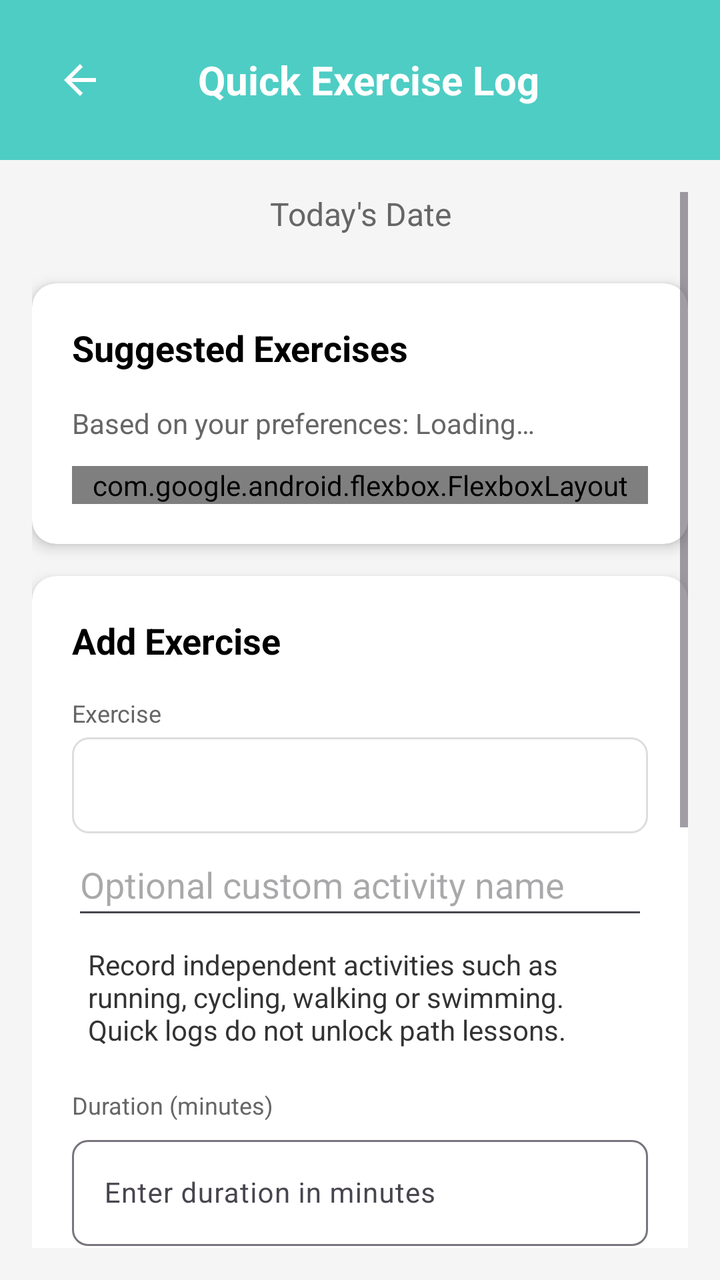
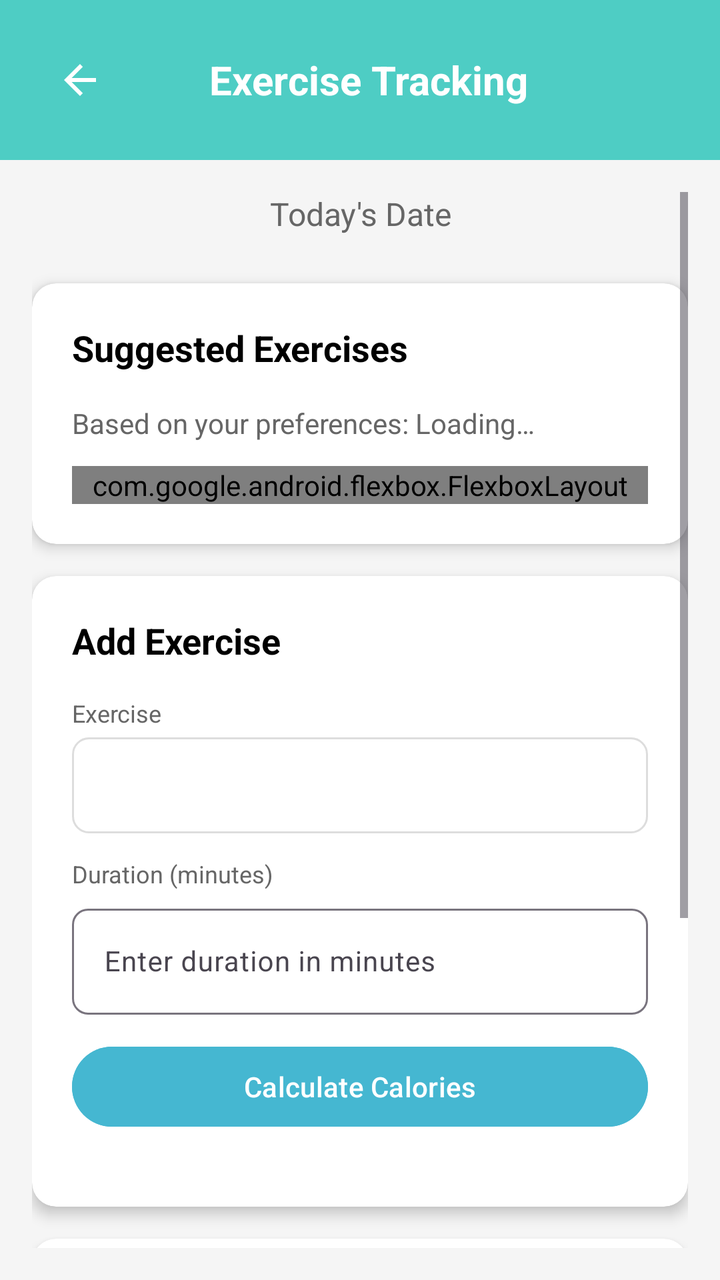

The first picture is an Android layout as it rendered before a commit; the second is the same layout after the commit. The layout source and the unified diff follow.
<!-- AndroidManifest.xml: application theme Theme.FitnessBalance -->
<!-- res/layout/activity_exercise.xml -->
<?xml version="1.0" encoding="utf-8"?>
<LinearLayout xmlns:android="http://schemas.android.com/apk/res/android"
    xmlns:app="http://schemas.android.com/apk/res-auto"
    android:layout_width="match_parent"
    android:layout_height="match_parent"
    android:orientation="vertical"
    android:background="#F5F5F5">

    
    <LinearLayout
        android:layout_width="match_parent"
        android:layout_height="wrap_content"
        android:orientation="horizontal"
        android:background="#4ECDC4"
        android:padding="16dp"
        android:gravity="center_vertical">

        <ImageButton
            android:id="@+id/backButton"
            android:layout_width="48dp"
            android:layout_height="48dp"
            android:src="@drawable/ic_arrow_back"
            android:background="?attr/selectableItemBackgroundBorderless"
            android:contentDescription="@string/back_button_description"
            app:tint="@color/white" />

        <TextView
            android:layout_width="0dp"
            android:layout_height="wrap_content"
            android:layout_weight="1"
            android:text="@string/exercise_tracking_title"
            android:textSize="20sp"
            android:textStyle="bold"
            android:textColor="@color/white"
            android:gravity="center" />

        <View
            android:layout_width="40dp"
            android:layout_height="40dp"
            android:visibility="invisible" />

    </LinearLayout>

    <ScrollView
        android:layout_width="match_parent"
        android:layout_height="0dp"
        android:layout_weight="1"
        android:padding="16dp">

        <LinearLayout
            android:layout_width="match_parent"
            android:layout_height="wrap_content"
            android:orientation="vertical">

            
            <TextView
                android:id="@+id/dateText"
                android:layout_width="match_parent"
                android:layout_height="wrap_content"
                android:text="@string/todays_date_placeholder"
                android:textSize="16sp"
                android:textColor="#666666"
                android:layout_marginBottom="24dp"
                android:gravity="center" />

            
            <androidx.cardview.widget.CardView
                android:layout_width="match_parent"
                android:layout_height="wrap_content"
                android:layout_marginBottom="16dp"
                app:cardCornerRadius="12dp"
                app:cardElevation="4dp"
                app:cardBackgroundColor="@color/white">

                <LinearLayout
                    android:layout_width="match_parent"
                    android:layout_height="wrap_content"
                    android:orientation="vertical"
                    android:padding="20dp">

                    <TextView
                        android:layout_width="match_parent"
                        android:layout_height="wrap_content"
                        android:text="@string/suggested_exercises_title"
                        android:textSize="18sp"
                        android:textStyle="bold"
                        android:textColor="@color/black"
                        android:layout_marginBottom="16dp" />

                    <TextView
                        android:id="@+id/suggestedExercisesText"
                        android:layout_width="match_parent"
                        android:layout_height="wrap_content"
                        android:text="@string/suggested_exercises_loading"
                        android:textSize="14sp"
                        android:textColor="#666666"
                        android:layout_marginBottom="12dp" />

                    <com.google.android.flexbox.FlexboxLayout
                        android:id="@+id/suggestedExercisesLayout"
                        android:layout_width="match_parent"
                        android:layout_height="wrap_content"
                        app:flexWrap="wrap"
                        app:alignItems="stretch"
                        app:justifyContent="flex_start" />

                </LinearLayout>

            </androidx.cardview.widget.CardView>

            
            <androidx.cardview.widget.CardView
                android:layout_width="match_parent"
                android:layout_height="wrap_content"
                android:layout_marginBottom="16dp"
                app:cardCornerRadius="12dp"
                app:cardElevation="4dp"
                app:cardBackgroundColor="@color/white">

                <LinearLayout
                    android:layout_width="match_parent"
                    android:layout_height="wrap_content"
                    android:orientation="vertical"
                    android:padding="20dp">

                    <TextView
                        android:layout_width="match_parent"
                        android:layout_height="wrap_content"
                        android:text="@string/add_exercise_title"
                        android:textSize="18sp"
                        android:textStyle="bold"
                        android:textColor="@color/black"
                        android:layout_marginBottom="16dp" />

                    
                    <LinearLayout
                        android:layout_width="match_parent"
                        android:layout_height="wrap_content"
                        android:orientation="vertical"
                        android:layout_marginBottom="12dp">

                        <TextView
                            android:layout_width="wrap_content"
                            android:layout_height="wrap_content"
                            android:text="@string/exercise_label"
                            android:textSize="12sp"
                            android:textColor="#666666"
                            android:layout_marginBottom="4dp" />

                        <Spinner
                            android:id="@+id/exerciseSpinner"
                            android:layout_width="match_parent"
                            android:layout_height="48dp"
                            android:background="@drawable/spinner_background"
                            android:paddingStart="12dp"
                            android:paddingEnd="12dp" />
 <EditText android:id="@+id/customQuickActivity" android:layout_width="match_parent" android:layout_height="wrap_content" android:minHeight="48dp" android:inputType="textCapWords" android:hint="@string/ex_manual_hint"/>
 <TextView android:layout_width="match_parent" android:layout_height="wrap_content" android:text="@string/ex_quick_note" android:textSize="14sp" android:textColor="#333333" android:padding="8dp"/>


                    </LinearLayout>

                    
                    <LinearLayout
                        android:layout_width="match_parent"
                        android:layout_height="wrap_content"
                        android:orientation="vertical"
                        android:layout_marginBottom="12dp">

                        <TextView
                            android:layout_width="wrap_content"
                            android:layout_height="wrap_content"
                            android:text="@string/duration_label"
                            android:textSize="12sp"
                            android:textColor="#666666"
                            android:layout_marginBottom="4dp" />

                        <com.google.android.material.textfield.TextInputLayout
                            android:layout_width="match_parent"
                            android:layout_height="wrap_content"
                            app:boxBackgroundMode="outline"
                            app:boxCornerRadiusBottomEnd="8dp"
                            app:boxCornerRadiusBottomStart="8dp"
                            app:boxCornerRadiusTopEnd="8dp"
                            app:boxCornerRadiusTopStart="8dp">

                            <com.google.android.material.textfield.TextInputEditText
                                android:id="@+id/durationInput"
                                android:layout_width="match_parent"
                                android:layout_height="wrap_content"
                                android:hint="@string/duration_hint"
                                android:inputType="number"
                                android:textSize="14sp" />

                        </com.google.android.material.textfield.TextInputLayout>

                    </LinearLayout>

                    
                    <Button
                        android:id="@+id/calculateCaloriesButton"
                        android:layout_width="match_parent"
                        android:layout_height="48dp"
                        android:text="@string/calculate_calories_button"
                        android:textSize="14sp"
                        android:backgroundTint="#45B7D1"
                        android:textColor="@color/white"
                        android:layout_marginBottom="16dp" />

                    
                    <LinearLayout
                        android:id="@+id/caloriesResultLayout"
                        android:layout_width="match_parent"
                        android:layout_height="wrap_content"
                        android:orientation="horizontal"
                        android:background="#f8f9fa"
                        android:padding="16dp"
                        android:visibility="gone"
                        app:cardCornerRadius="8dp">

                        <TextView
                            android:layout_width="0dp"
                            android:layout_height="wrap_content"
                            android:layout_weight="1"
                            android:text="@string/estimated_calories_label"
                            android:textSize="14sp"
                            android:textStyle="bold"
                            android:textColor="@color/black" />

                        <TextView
                            android:id="@+id/caloriesResultText"
                            android:layout_width="wrap_content"
                            android:layout_height="wrap_content"
                            android:text="@string/default_calories_result"
                            android:textSize="16sp"
                            android:textStyle="bold"
                            android:textColor="#4ECDC4" />

                    </LinearLayout>

                    
                    <Button
                        android:id="@+id/addExerciseButton"
                        android:layout_width="match_parent"
                        android:layout_height="45dp"
                        android:text="@string/add_exercise_button"
                        android:textSize="14sp"
                        android:backgroundTint="#4ECDC4"
                        android:textColor="@color/white"
                        android:layout_marginTop="8dp"
                        android:visibility="gone" />

                </LinearLayout>

            </androidx.cardview.widget.CardView>

            
            <androidx.cardview.widget.CardView
                android:layout_width="match_parent"
                android:layout_height="wrap_content"
                android:layout_marginBottom="16dp"
                app:cardCornerRadius="12dp"
                app:cardElevation="4dp"
                app:cardBackgroundColor="@color/white">

                <LinearLayout
                    android:layout_width="match_parent"
                    android:layout_height="wrap_content"
                    android:orientation="vertical"
                    android:padding="20dp">

                    <TextView
                        android:layout_width="match_parent"
                        android:layout_height="wrap_content"
                        android:text="@string/todays_exercises_title"
                        android:textSize="18sp"
                        android:textStyle="bold"
                        android:textColor="@color/black"
                        android:layout_marginBottom="16dp" />

                    
                    <LinearLayout
                        android:layout_width="match_parent"
                        android:layout_height="wrap_content"
                        android:orientation="horizontal"
                        android:background="#f8f9fa"
                        android:padding="12dp"
                        android:layout_marginBottom="8dp"
                        app:cardCornerRadius="8dp">

                        <TextView
                            android:layout_width="0dp"
                            android:layout_height="wrap_content"
                            android:layout_weight="3"
                            android:text="@string/exercise_label"
                            android:textSize="12sp"
                            android:textStyle="bold"
                            android:textColor="#666666" />

                        <TextView
                            android:layout_width="0dp"
                            android:layout_height="wrap_content"
                            android:layout_weight="2"
                            android:text="@string/header_duration"
                            android:textSize="12sp"
                            android:textStyle="bold"
                            android:textColor="#666666"
                            android:gravity="center" />

                        <TextView
                            android:layout_width="0dp"
                            android:layout_height="wrap_content"
                            android:layout_weight="2"
                            android:text="@string/header_calories"
                            android:textSize="12sp"
                            android:textStyle="bold"
                            android:textColor="#666666"
                            android:gravity="center" />

                        <TextView
                            android:layout_width="0dp"
                            android:layout_height="wrap_content"
                            android:layout_weight="1"
                            android:text="@string/header_done"
                            android:textSize="12sp"
                            android:textStyle="bold"
                            android:textColor="#666666"
                            android:gravity="center" />

                    </LinearLayout>

                    
                    <LinearLayout
                        android:id="@+id/exercisesListLayout"
                        android:layout_width="match_parent"
                        android:layout_height="wrap_content"
                        android:orientation="vertical"
                        android:layout_marginBottom="16dp">

                        

                    </LinearLayout>

                    
                    <LinearLayout
                        android:layout_width="match_parent"
                        android:layout_height="wrap_content"
                        android:orientation="horizontal"
                        android:background="#f8f9fa"
                        android:padding="16dp"
                        app:cardCornerRadius="8dp">

                        <TextView
                            android:layout_width="0dp"
                            android:layout_height="wrap_content"
                            android:layout_weight="1"
                            android:text="@string/total_calories_burned_label"
                            android:textSize="16sp"
                            android:textStyle="bold"
                            android:textColor="@color/black" />

                        <TextView
                            android:id="@+id/totalCaloriesBurnedText"
                            android:layout_width="wrap_content"
                            android:layout_height="wrap_content"
                            android:text="@string/default_total_calories"
                            android:textSize="16sp"
                            android:textStyle="bold"
                            android:textColor="#4ECDC4" />

                    </LinearLayout>

                    
                    <Button
                        android:id="@+id/saveExercisesButton"
                        android:layout_width="match_parent"
                        android:layout_height="45dp"
                        android:text="@string/save_exercises_log_button"
                        android:textSize="14sp"
                        android:backgroundTint="#45B7D1"
                        android:textColor="@color/white"
                        android:layout_marginTop="16dp" />

                </LinearLayout>

            </androidx.cardview.widget.CardView>

        </LinearLayout>

    </ScrollView>

</LinearLayout>
<!-- resources referenced by this layout -->
<resources>
  <color name="black">#FF000000</color>
  <color name="white">#FFFFFFFF</color>
  <!-- drawable ic_arrow_back (drawable) -->
  <vector xmlns:android="http://schemas.android.com/apk/res/android"
      android:width="24dp"
      android:height="24dp"
      android:viewportWidth="24"
      android:viewportHeight="24"
      android:tint="?attr/colorOnBackground">
      <path
          android:fillColor="@android:color/black"
          android:pathData="M20,11H7.83l5.59,-5.59L12,4l-8,8 8,8 1.41,-1.41L7.83,13H20v-2z"/>
  </vector>
  <!-- drawable spinner_background (drawable) -->
  <?xml version="1.0" encoding="utf-8"?>
  <shape xmlns:android="http://schemas.android.com/apk/res/android">
      <solid android:color="@android:color/transparent" />
      <stroke android:width="1dp" android:color="#DDDDDD" />
      <corners android:radius="8dp" />
  </shape>
  <string name="add_exercise_button">Add Exercise +</string>
  <string name="add_exercise_title">Add Exercise</string>
  <string name="back_button_description">Back</string>
  <string name="calculate_calories_button">Calculate Calories</string>
  <string name="default_calories_result">0 cal</string>
  <string name="default_total_calories">0</string>
  <string name="duration_hint">Enter duration in minutes</string>
  <string name="duration_label">Duration (minutes)</string>
  <string name="estimated_calories_label">Estimated Calories:</string>
  <string name="ex_manual_hint">Optional custom activity name</string>
  <string name="ex_quick_note">Record independent activities such as running, cycling, walking or swimming. Quick logs do not unlock path lessons.</string>
  <string name="exercise_label">Exercise</string>
  <string name="exercise_tracking_title">Quick Exercise Log</string>
  <string name="header_calories">Calories</string>
  <string name="header_done">Done</string>
  <string name="header_duration">Duration</string>
  <string name="save_exercises_log_button">Save Exercises Log</string>
  <string name="suggested_exercises_loading">Based on your preferences: Loading…</string>
  <string name="suggested_exercises_title">Suggested Exercises</string>
  <string name="todays_date_placeholder">Today\'s Date</string>
  <string name="todays_exercises_title">Today\'s Exercises</string>
  <string name="total_calories_burned_label">Total Calories Burned Today:</string>
  <style name="Theme.FitnessBalance" parent="Base.Theme.FitnessBalance" />
  <style name="Base.Theme.FitnessBalance" parent="Theme.Material3.DayNight.NoActionBar">
  
          
          
          <item name="colorPrimary">@color/primary_color</item>
          <item name="colorOnPrimary">@color/white</item>
  
          
          
          <item name="colorSecondary">@color/purple_500</item>
          <item name="colorOnSecondary">@color/white</item>
  
          
          <item name="android:statusBarColor">?attr/colorPrimary</item>
  
          
  
      </style>
  <color name="primary_color">#4CAF50</color>
  <color name="purple_500">#FF6200EE</color>
</resources>

<!-- the commit's change to res/layout/activity_exercise.xml (unified diff, before → after) -->
@@ -154,9 +154,6 @@
                             android:background="@drawable/spinner_background"
                             android:paddingStart="12dp"
                             android:paddingEnd="12dp" />
- <EditText android:id="@+id/customQuickActivity" android:layout_width="match_parent" android:layout_height="wrap_content" android:minHeight="48dp" android:inputType="textCapWords" android:hint="@string/ex_manual_hint"/>
- <TextView android:layout_width="match_parent" android:layout_height="wrap_content" android:text="@string/ex_quick_note" android:textSize="14sp" android:textColor="#333333" android:padding="8dp"/>
-
 
                     </LinearLayout>
 
<!-- resource entries referenced after the edit -->
@@ -29,10 +29,8 @@
   <string name="duration_hint">Enter duration in minutes</string>
   <string name="duration_label">Duration (minutes)</string>
   <string name="estimated_calories_label">Estimated Calories:</string>
-  <string name="ex_manual_hint">Optional custom activity name</string>
-  <string name="ex_quick_note">Record independent activities such as running, cycling, walking or swimming. Quick logs do not unlock path lessons.</string>
   <string name="exercise_label">Exercise</string>
-  <string name="exercise_tracking_title">Quick Exercise Log</string>
+  <string name="exercise_tracking_title">Exercise Tracking</string>
   <string name="header_calories">Calories</string>
   <string name="header_done">Done</string>
   <string name="header_duration">Duration</string>
